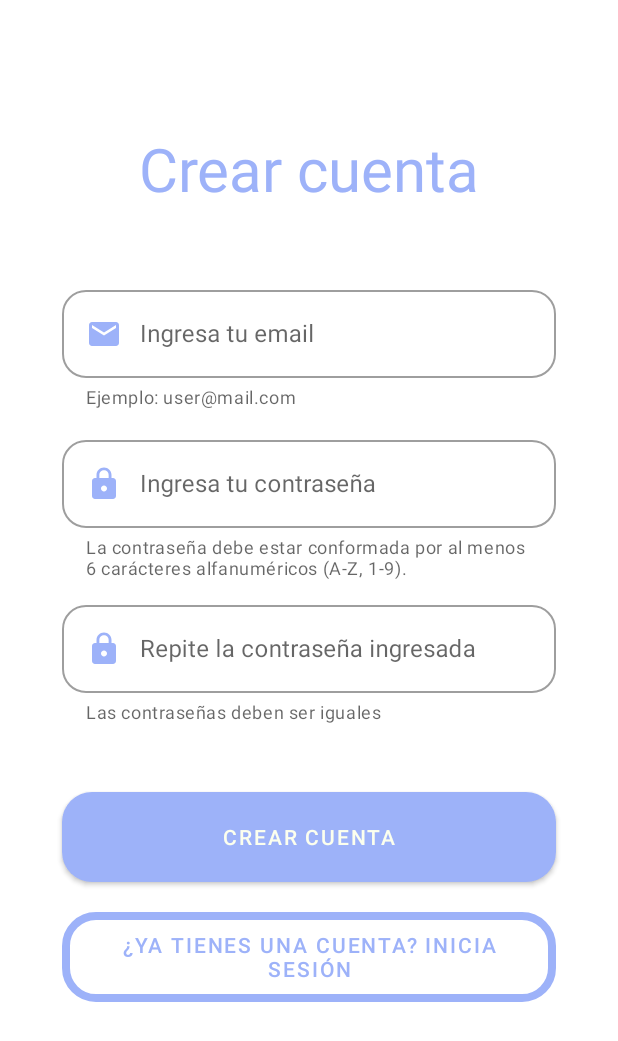
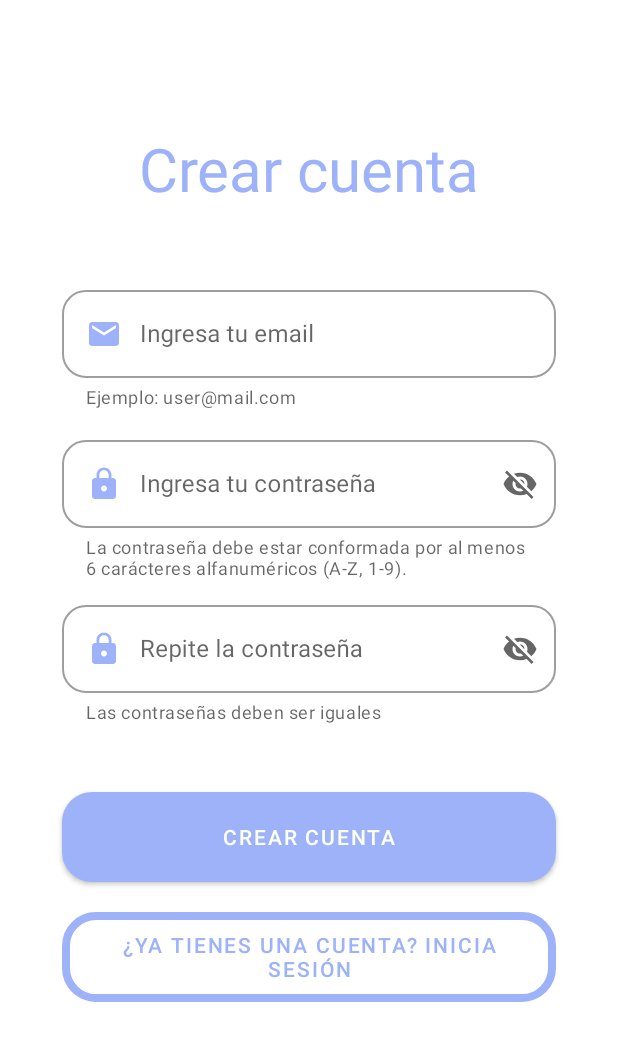
Before and after one commit to ReusHarper/SafelyApp_Android, an Android app: the screen it shows after launch (MainActivity), after a tap on "¿NO TIENES UNA CUENTA? CREA UNA", on a phone screen of 412 x 824 dp. Shown: the top 1041 px of the screen. Run offline under Robolectric (Android 15) with nearby library versions, the phone set to English and light mode, and no system bars; our stand-ins replace Firebase (no records; nobody signed in at launch, a user with empty details on screens opened directly); Roboto replaces fonts that are not available here; 2 other taps on this screen came first.

Commit message:
style(ui): :lipstick: Cambio de icono en TextInput
Con esto se logra controlar el ocultar o visualizar la contraseña

```diff
--- a/app/src/main/res/layout/fragment_login.xml
+++ b/app/src/main/res/layout/fragment_login.xml
@@ -92,7 +92,7 @@
         android:hint="@string/input_password"
         android:paddingTop="10dp"
         android:textSize="14sp"
-        app:endIconMode="clear_text"
+        app:endIconMode="password_toggle"
         app:boxBackgroundMode="outline"
         app:boxCornerRadiusBottomEnd="16dp"
         app:boxCornerRadiusBottomStart="16dp"
--- a/app/src/main/res/layout/fragment_signup.xml
+++ b/app/src/main/res/layout/fragment_signup.xml
@@ -62,7 +62,6 @@
         android:textSize="14sp"
         app:endIconMode="clear_text"
         app:helperText="@string/ht_email"
-        app:helperTextEnabled="false"
         app:boxBackgroundMode="outline"
         app:boxCornerRadiusBottomEnd="16dp"
         app:boxCornerRadiusBottomStart="16dp"
@@ -92,9 +91,8 @@
         android:hint="@string/input_password"
         android:paddingTop="10dp"
         android:textSize="14sp"
-        app:endIconMode="clear_text"
+        app:endIconMode="password_toggle"
         app:helperText="@string/ht_password"
-        app:helperTextEnabled="false"
         app:boxBackgroundMode="outline"
         app:boxCornerRadiusBottomEnd="16dp"
         app:boxCornerRadiusBottomStart="16dp"
@@ -124,9 +122,8 @@
         android:hint="@string/input_repeatpassword"
         android:paddingTop="10dp"
         android:textSize="14sp"
-        app:endIconMode="clear_text"
+        app:endIconMode="password_toggle"
         app:helperText="@string/ht_repeatpassword"
-        app:helperTextEnabled="false"
         app:boxBackgroundMode="outline"
         app:boxCornerRadiusBottomEnd="16dp"
         app:boxCornerRadiusBottomStart="16dp"
--- a/app/src/main/res/values/strings.xml
+++ b/app/src/main/res/values/strings.xml
@@ -12,5 +12,5 @@
     <string name="ht_email">Ejemplo: user@mail.com</string>
     <string name="ht_password">La contraseña debe estar conformada por al menos 6 carácteres alfanuméricos (A-Z, 1-9).</string>
     <string name="ht_repeatpassword">Las contraseñas deben ser iguales</string>
-    <string name="input_repeatpassword">Repite la contraseña ingresada</string>
+    <string name="input_repeatpassword">Repite la contraseña</string>
 </resources>
```
